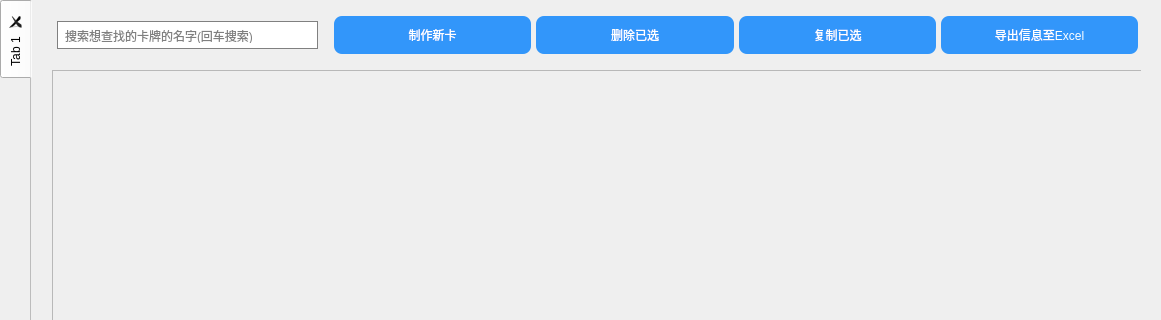
Old version of the form visualizationSrc/qtUI/CardControler/cardControler.ui in the repository NWYLZW/A-Language-IDE; both pictures show x 0 to 1161 and y 0 to 320 of the 1161 by 668 pixel window.
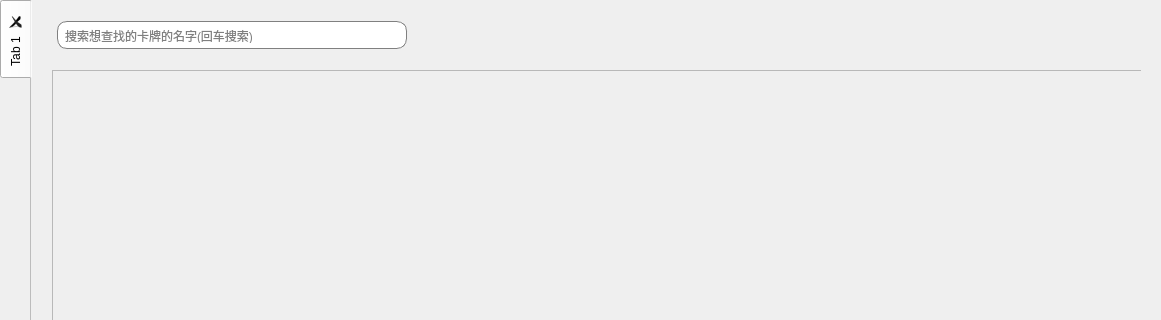
New version of the form. Icons and pictures are not drawn.

```diff
--- a/visualizationSrc/qtUI/CardControler/cardControler.ui
+++ b/visualizationSrc/qtUI/CardControler/cardControler.ui
@@ -79,7 +79,10 @@
        <height>51</height>
       </rect>
      </property>
-     <layout class="QHBoxLayout" name="Search" stretch="1,3">
+     <layout class="QHBoxLayout" name="Search" stretch="1,2">
+      <property name="spacing">
+       <number>10</number>
+      </property>
       <item>
        <widget class="QLineEdit" name="Search_Input">
         <property name="styleSheet">
@@ -87,6 +90,7 @@
 	margin: 5px;
 	padding: 5px;
 	border: 1px solid gray;
+	border-radius: 10px;
 }</string>
         </property>
         <property name="placeholderText">
@@ -98,17 +102,35 @@
        <widget class="QWidget" name="horizontalWidget_4" native="true">
         <property name="styleSheet">
          <string notr="true">QPushButton{
-	background: rgb(50,150,250);
-	color: #fff;
-	padding: 10px;
+	background: rgba(255, 255, 255, 0);
 	border: none;
-	border-radius: 8px;
 }
-QPushButton:hover{
-	background: rgb(20,110,220);
+#setting{
+	border-image: url(:/ico/Data/qrc/ico/tool.png);
+}
+#makeNewCard{
+	border-image: url(:/ico/Data/qrc/ico/new.png);
+}
+#makeNewCard:hover{
+	border-image: url(:/ico/Data/qrc/ico/newed.png);
+}
+#delSelCard{
+	border-image: url(:/ico/Data/qrc/ico/delete.png);
+}
+#delSelCard:hover{
+	border-image: url(:/ico/Data/qrc/ico/deleted.png);
+}
+#copyCard{
+	border-image: url(:/ico/Data/qrc/ico/copy.png);
+}
+#copyCard:hover{
+	border-image: url(:/ico/Data/qrc/ico/copied.png);
+}
+#pushToExcel{
+	border-image: url(:/ico/Data/qrc/ico/excel.png);
 }</string>
         </property>
-        <layout class="QHBoxLayout" name="btnList" stretch="0,0,0,0">
+        <layout class="QHBoxLayout" name="btnList" stretch="0,0,0,0,0">
          <property name="spacing">
           <number>5</number>
          </property>
@@ -124,8 +146,33 @@
          <property name="bottomMargin">
           <number>1</number>
          </property>
+         <item>
+          <widget class="QPushButton" name="setting">
+           <property name="maximumSize">
+            <size>
+             <width>32</width>
+             <height>32</height>
+            </size>
+           </property>
+           <property name="cursor">
+            <cursorShape>ForbiddenCursor</cursorShape>
+           </property>
+           <property name="toolTip">
+            <string>&lt;html&gt;&lt;head/&gt;&lt;body&gt;&lt;p&gt;设置&lt;/p&gt;&lt;/body&gt;&lt;/html&gt;</string>
+           </property>
+           <property name="text">
+            <string/>
+           </property>
+          </widget>
+         </item>
          <item>
           <widget class="QPushButton" name="makeNewCard">
+           <property name="maximumSize">
+            <size>
+             <width>32</width>
+             <height>32</height>
+            </size>
+           </property>
            <property name="cursor">
             <cursorShape>PointingHandCursor</cursorShape>
            </property>
@@ -133,12 +180,18 @@
             <string notr="true"/>
            </property>
            <property name="text">
-            <string>制作新卡</string>
+            <string/>
            </property>
           </widget>
          </item>
          <item>
           <widget class="QPushButton" name="delSelCard">
+           <property name="maximumSize">
+            <size>
+             <width>32</width>
+             <height>32</height>
+            </size>
+           </property>
            <property name="cursor">
             <cursorShape>PointingHandCursor</cursorShape>
            </property>
@@ -146,12 +199,18 @@
             <string notr="true"/>
            </property>
            <property name="text">
-            <string>删除已选</string>
+            <string/>
            </property>
           </widget>
          </item>
          <item>
           <widget class="QPushButton" name="copyCard">
+           <property name="maximumSize">
+            <size>
+             <width>32</width>
+             <height>32</height>
+            </size>
+           </property>
            <property name="cursor">
             <cursorShape>PointingHandCursor</cursorShape>
            </property>
@@ -159,12 +218,18 @@
             <string notr="true"/>
            </property>
            <property name="text">
-            <string>复制已选</string>
+            <string/>
            </property>
           </widget>
          </item>
          <item>
-          <widget class="QPushButton" name="pushButton_3">
+          <widget class="QPushButton" name="pushToExcel">
+           <property name="maximumSize">
+            <size>
+             <width>32</width>
+             <height>32</height>
+            </size>
+           </property>
            <property name="cursor">
             <cursorShape>ForbiddenCursor</cursorShape>
            </property>
@@ -172,7 +237,7 @@
             <string notr="true"/>
            </property>
            <property name="text">
-            <string>导出信息至Excel</string>
+            <string/>
            </property>
           </widget>
          </item>
```
Left out of the diff: 24 changed lines with no effect on the pictures.
